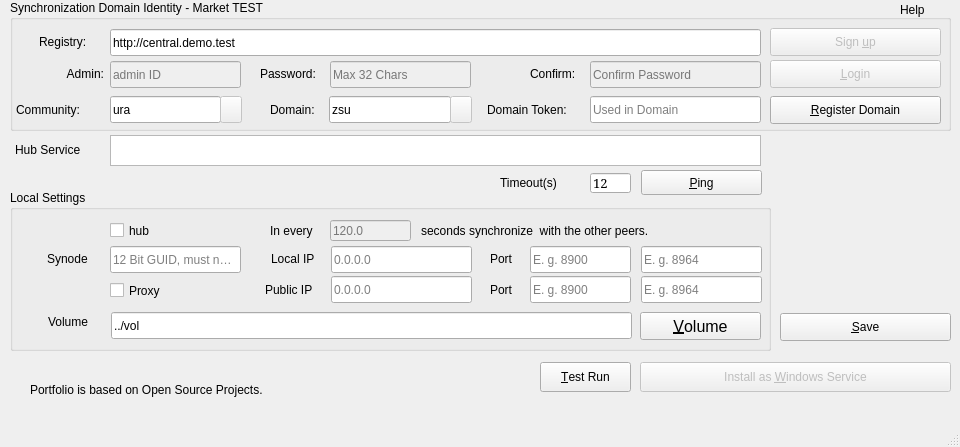
odys-z/semantic-jserv, file synode.py/src/synodepy3/form.ui: the form before one commit.
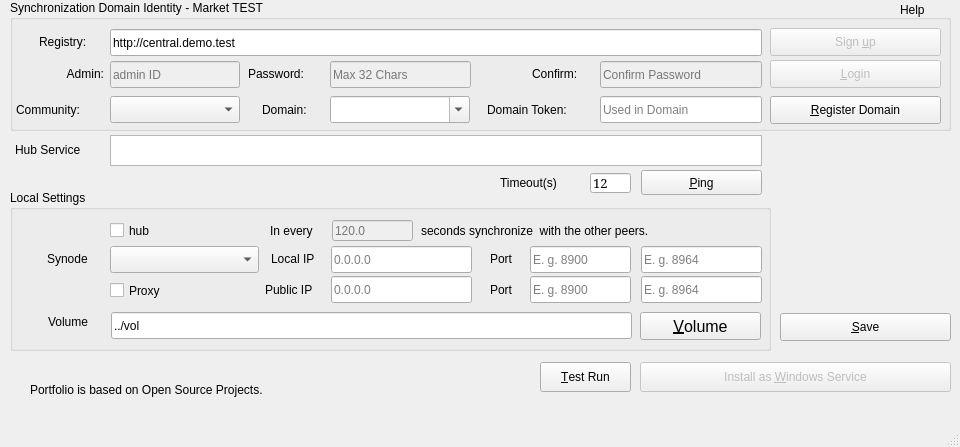
The form after the commit. Icons and pictures are not drawn.

Commit message: subtask: binding peers: loading c_synodes & c_syndomx ...

Patch:
```diff
--- a/synode.py/src/synodepy3/form.ui
+++ b/synode.py/src/synodepy3/form.ui
@@ -42,7 +42,7 @@
      <rect>
       <x>110</x>
       <y>135</y>
-      <width>651</width>
+      <width>652</width>
       <height>31</height>
      </rect>
     </property>
@@ -87,35 +87,10 @@
       <string>Community:</string>
      </property>
     </widget>
-    <widget class="QLineEdit" name="txtDomain">
-     <property name="enabled">
-      <bool>true</bool>
-     </property>
-     <property name="geometry">
-      <rect>
-       <x>319</x>
-       <y>96</y>
-       <width>122</width>
-       <height>27</height>
-      </rect>
-     </property>
-     <property name="whatsThis">
-      <string extracomment="Domain wide node ID."/>
-     </property>
-     <property name="text">
-      <string>zsu</string>
-     </property>
-     <property name="maxLength">
-      <number>12</number>
-     </property>
-     <property name="placeholderText">
-      <string>12 Bit Market wide ID, must not null</string>
-     </property>
-    </widget>
     <widget class="QLabel" name="lbRetry">
      <property name="geometry">
       <rect>
-       <x>520</x>
+       <x>522</x>
        <y>64</y>
        <width>61</width>
        <height>20</height>
@@ -131,9 +106,9 @@
      </property>
      <property name="geometry">
       <rect>
-       <x>580</x>
+       <x>590</x>
        <y>61</y>
-       <width>171</width>
+       <width>162</width>
        <height>27</height>
       </rect>
      </property>
@@ -202,7 +177,7 @@
       <rect>
        <x>100</x>
        <y>61</y>
-       <width>131</width>
+       <width>130</width>
        <height>27</height>
       </rect>
      </property>
@@ -222,9 +197,9 @@
     <widget class="QLabel" name="lbPswd">
      <property name="geometry">
       <rect>
-       <x>250</x>
+       <x>238</x>
        <y>64</y>
-       <width>70</width>
+       <width>77</width>
        <height>19</height>
       </rect>
      </property>
@@ -253,7 +228,7 @@
       <rect>
        <x>100</x>
        <y>29</y>
-       <width>651</width>
+       <width>652</width>
        <height>27</height>
       </rect>
      </property>
@@ -305,9 +280,9 @@
     <widget class="QLabel" name="lbDomain">
      <property name="geometry">
       <rect>
-       <x>260</x>
+       <x>252</x>
        <y>100</y>
-       <width>61</width>
+       <width>67</width>
        <height>20</height>
       </rect>
      </property>
@@ -315,65 +290,6 @@
       <string>Domain:</string>
      </property>
     </widget>
-    <widget class="QLineEdit" name="txtOrgid">
-     <property name="enabled">
-      <bool>true</bool>
-     </property>
-     <property name="geometry">
-      <rect>
-       <x>100</x>
-       <y>96</y>
-       <width>111</width>
-       <height>27</height>
-      </rect>
-     </property>
-     <property name="whatsThis">
-      <string extracomment="Domain wide node ID."/>
-     </property>
-     <property name="text">
-      <string>ura</string>
-     </property>
-     <property name="maxLength">
-      <number>12</number>
-     </property>
-     <property name="placeholderText">
-      <string>12 Bit Market wide ID, must not null</string>
-     </property>
-    </widget>
-    <widget class="QPushButton" name="bCommDropdown">
-     <property name="enabled">
-      <bool>false</bool>
-     </property>
-     <property name="geometry">
-      <rect>
-       <x>210</x>
-       <y>96</y>
-       <width>22</width>
-       <height>27</height>
-      </rect>
-     </property>
-     <property name="font">
-      <font>
-       <pointsize>12</pointsize>
-      </font>
-     </property>
-     <property name="text">
-      <string/>
-     </property>
-     <property name="icon">
-      <iconset>
-       <normaloff>res/input_combobox.svg</normaloff>res/input_combobox.svg</iconset>
-     </property>
-     <property name="iconSize">
-      <size>
-       <width>24</width>
-       <height>22</height>
-      </size>
-     </property>
-     <property name="shortcut">
-      <string>Ctrl+D</string>
-     </property>
-    </widget>
     <widget class="QPushButton" name="bLogin">
      <property name="enabled">
       <bool>false</bool>
@@ -418,9 +334,9 @@
      </property>
      <property name="geometry">
       <rect>
-       <x>580</x>
+       <x>590</x>
        <y>96</y>
-       <width>171</width>
+       <width>162</width>
        <height>27</height>
       </rect>
      </property>
@@ -442,7 +358,7 @@
       <rect>
        <x>477</x>
        <y>100</y>
-       <width>101</width>
+       <width>111</width>
        <height>20</height>
       </rect>
      </property>
@@ -450,38 +366,27 @@
       <string>Domain Token:</string>
      </property>
     </widget>
-    <widget class="QPushButton" name="bDomainDropdown">
-     <property name="enabled">
-      <bool>false</bool>
+    <widget class="QComboBox" name="cbbOrgs">
+     <property name="geometry">
+      <rect>
+       <x>100</x>
+       <y>96</y>
+       <width>130</width>
+       <height>27</height>
+      </rect>
      </property>
+    </widget>
+    <widget class="QComboBox" name="cbbDomains">
      <property name="geometry">
       <rect>
-       <x>440</x>
+       <x>320</x>
        <y>96</y>
-       <width>22</width>
+       <width>140</width>
        <height>27</height>
       </rect>
      </property>
-     <property name="font">
-      <font>
-       <pointsize>12</pointsize>
-      </font>
-     </property>
-     <property name="text">
-      <string/>
-     </property>
-     <property name="icon">
-      <iconset>
-       <normaloff>res/input_combobox.svg</normaloff>res/input_combobox.svg</iconset>
-     </property>
-     <property name="iconSize">
-      <size>
-       <width>24</width>
-       <height>22</height>
-      </size>
-     </property>
-     <property name="shortcut">
-      <string>Ctrl+D</string>
+     <property name="editable">
+      <bool>true</bool>
      </property>
     </widget>
    </widget>
@@ -686,7 +591,7 @@
       <rect>
        <x>411</x>
        <y>30</y>
-       <width>311</width>
+       <width>341</width>
        <height>21</height>
       </rect>
      </property>
@@ -719,28 +624,6 @@
       <string>E. g. 8964</string>
      </property>
     </widget>
-    <widget class="QLineEdit" name="txtSynode">
-     <property name="geometry">
-      <rect>
-       <x>100</x>
-       <y>56</y>
-       <width>131</width>
-       <height>27</height>
-      </rect>
-     </property>
-     <property name="whatsThis">
-      <string extracomment="Domain wide node ID."/>
-     </property>
-     <property name="text">
-      <string/>
-     </property>
-     <property name="maxLength">
-      <number>12</number>
-     </property>
-     <property name="placeholderText">
-      <string>12 Bit GUID, must not null</string>
-     </property>
-    </widget>
     <widget class="QLabel" name="lbVolume">
      <property name="geometry">
       <rect>
@@ -785,7 +668,7 @@
       <rect>
        <x>100</x>
        <y>90</y>
-       <width>62</width>
+       <width>76</width>
        <height>21</height>
       </rect>
      </property>
@@ -966,7 +849,7 @@
      </property>
      <property name="geometry">
       <rect>
-       <x>320</x>
+       <x>322</x>
        <y>30</y>
        <width>81</width>
        <height>21</height>
@@ -1036,6 +919,16 @@
       <string>In every</string>
      </property>
     </widget>
+    <widget class="QComboBox" name="cbbPeers">
+     <property name="geometry">
+      <rect>
+       <x>100</x>
+       <y>56</y>
+       <width>149</width>
+       <height>27</height>
+      </rect>
+     </property>
+    </widget>
    </widget>
   </widget>
   <widget class="QMenuBar" name="menubar">
```
Left out of the diff: 16 changed lines with no effect on the pictures. The commit also changes 21 other files.
